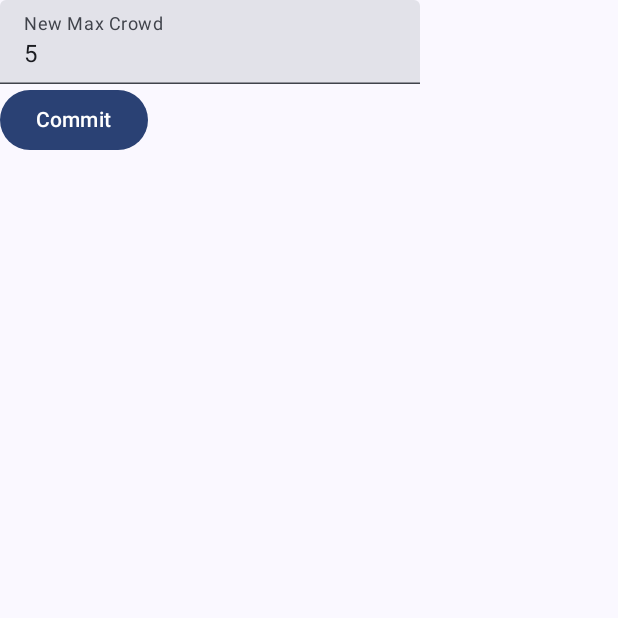
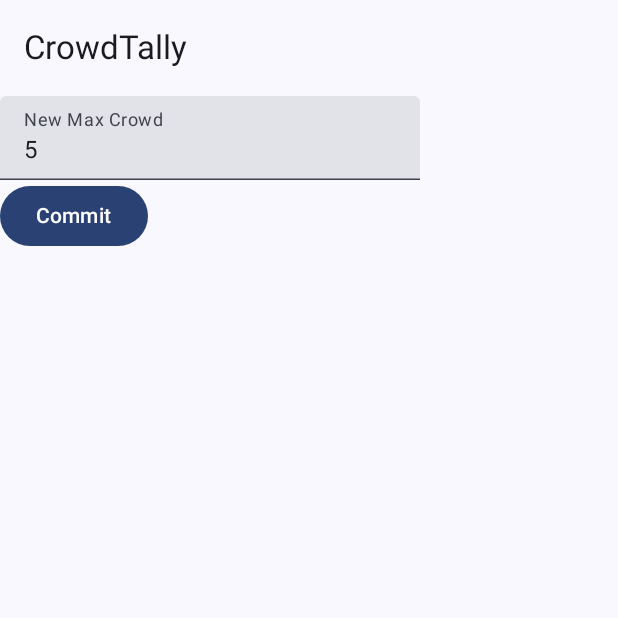
Before and after one commit to isel-leic-pdm/2526i, an Android app built with Jetpack Compose: the screen it shows after launch (MainActivity), after a tap on "Commit", on a phone screen of 412 x 824 dp, the top half of it. Run offline under Robolectric (Android 15) with nearby library versions, the phone set to English and light mode, and no system bars; 1 statement that could not run was skipped; 1 other tap on this screen came first.

Commit message:
finished crowdtally initially implementation

```diff
--- a/53D/CrowdTally/app/src/main/java/pt/isel/pdm/crowdtally/ui/main/CrowdTallyScreen.kt
+++ b/53D/CrowdTally/app/src/main/java/pt/isel/pdm/crowdtally/ui/main/CrowdTallyScreen.kt
@@ -9,15 +9,20 @@ import androidx.compose.foundation.layout.fillMaxSize
 import androidx.compose.foundation.layout.padding
 import androidx.compose.foundation.text.KeyboardOptions
 import androidx.compose.material.icons.Icons
+import androidx.compose.material.icons.filled.Edit
 import androidx.compose.material.icons.filled.PlayArrow
 import androidx.compose.material3.Button
+import androidx.compose.material3.ExperimentalMaterial3Api
 import androidx.compose.material3.Icon
 import androidx.compose.material3.Scaffold
 import androidx.compose.material3.Text
 import androidx.compose.material3.TextField
+import androidx.compose.material3.TopAppBar
 import androidx.compose.runtime.Composable
+import androidx.compose.runtime.getValue
 import androidx.compose.runtime.mutableStateOf
 import androidx.compose.runtime.remember
+import androidx.compose.runtime.setValue
 import androidx.compose.ui.Alignment
 import androidx.compose.ui.Modifier
 import androidx.compose.ui.draw.rotate
@@ -27,14 +32,38 @@ import androidx.compose.ui.text.style.LineHeightStyle
 import androidx.compose.ui.unit.dp
 import pt.isel.pdm.crowdtally.ui.theme.CrowdTallyTheme
 
+@OptIn(ExperimentalMaterial3Api::class)
 @Composable
 fun CrowdTallyScreen() {
 
-    var maxCounter = mutableStateOf(5)
-    var crowdCounter = mutableStateOf(0)
+    var maxCounter = remember { mutableStateOf(5) }
+    var crowdCounter = remember { mutableStateOf(0) }
+    var isConfigurating by remember { mutableStateOf(false) }
+
+
     CrowdTallyTheme {
-        Scaffold(modifier = Modifier.fillMaxSize()) { innerPadding ->
-            /*
+        Scaffold(
+            topBar = {
+                TopAppBar(
+                    title = { Text("CrowdTally") },
+                    actions = {
+                        if (isConfigurating == false) {
+                            Button(onClick = {
+                                isConfigurating = true
+                            }) {
+                                Icon(
+                                    imageVector = Icons.Default.Edit,
+                                    contentDescription = "edit"
+                                )
+                            }
+                        }
+                    }
+                )
+            },
+            modifier = Modifier.fillMaxSize()
+        ) { innerPadding ->
+
+            if (isConfigurating == false)
                 CrowdTallyContent(
                     crowdCounter = crowdCounter.value,
                     onIncrement = {
@@ -46,15 +75,18 @@ fun CrowdTallyScreen() {
                         crowdCounter.value--
                         Log.d("Button", "CrowCounter value is ${crowdCounter.value}")
                     },
-                incrementEnabled = true,
+                    incrementEnabled = crowdCounter.value < maxCounter.value,
                     decrementEnabled = crowdCounter.value > 0,
                     modifier = Modifier.padding(innerPadding)
                 )
-             */
-
+            else
                 CrowCounterConfigurator(
                     maxCounterDefault = maxCounter.value,
-                onCommit = {},
+                    onCommit = { newMaxCounter ->
+                        isConfigurating.value = false
+                        crowdCounter.value = 0
+                        maxCounter.value = newMaxCounter
+                    },
                     modifier = Modifier.padding(innerPadding)
                 )
         }
@@ -64,7 +96,7 @@ fun CrowdTallyScreen() {
 @Composable
 fun CrowCounterConfigurator(
     maxCounterDefault: Int,
-    onCommit: () -> Unit,
+    onCommit: (Int) -> Unit,
     modifier: Modifier = Modifier
 ) {
 
@@ -85,7 +117,9 @@ fun CrowCounterConfigurator(
         )
 
         Button(
-            onClick = onCommit,
+            onClick = {
+                onCommit(maxCounter.value)
+            },
         ) {
             Text("Commit")
         }
```
Lines whose indentation alone changed are shown as unchanged.
